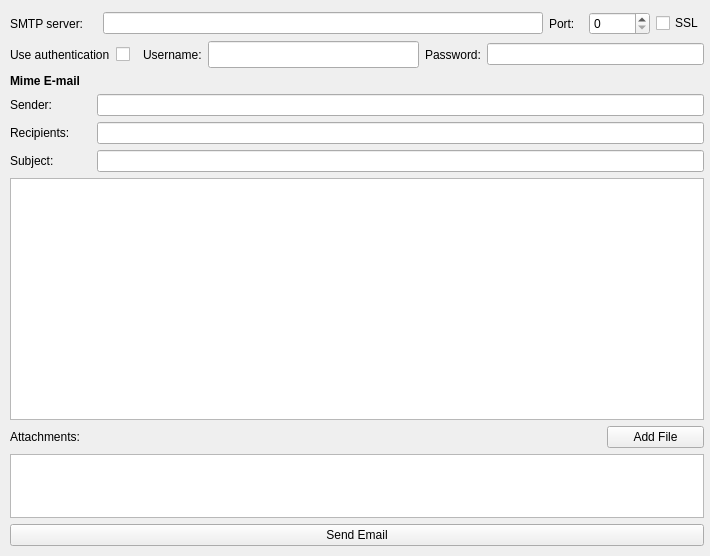
First picture: the form in qtclient/sendemail.ui, repository VedaHighPass/veda-qt-highpass-client, before the edit.
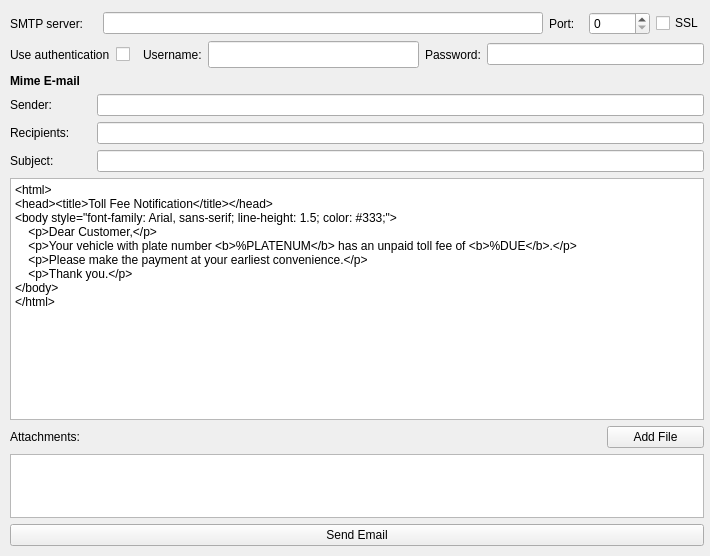
Second picture: the form after the edit.

What changed in the file:
```diff
--- a/qtclient/sendemail.ui
+++ b/qtclient/sendemail.ui
@@ -259,6 +259,25 @@
     </item>
     <item>
      <widget class="QTextEdit" name="texteditor">
+      <property name="html">
+       <string>&lt;!DOCTYPE HTML PUBLIC &quot;-//W3C//DTD HTML 4.0//EN&quot; &quot;http://www.w3.org/TR/REC-html40/strict.dtd&quot;&gt;
+&lt;html&gt;&lt;head&gt;&lt;meta name=&quot;qrichtext&quot; content=&quot;1&quot; /&gt;&lt;meta charset=&quot;utf-8&quot; /&gt;&lt;style type=&quot;text/css&quot;&gt;
+p, li { white-space: pre-wrap; }
+hr { height: 1px; border-width: 0; }
+li.unchecked::marker { content: &quot;\2610&quot;; }
+li.checked::marker { content: &quot;\2612&quot;; }
+&lt;/style&gt;&lt;/head&gt;&lt;body style=&quot; font-family:'맑은 고딕'; font-size:9pt; font-weight:400; font-style:normal;&quot;&gt;
+&lt;p style=&quot; margin-top:0px; margin-bottom:0px; margin-left:0px; margin-right:0px; -qt-block-indent:0; text-indent:0px;&quot;&gt;&amp;lt;html&amp;gt;&lt;/p&gt;
+&lt;p style=&quot; margin-top:0px; margin-bottom:0px; margin-left:0px; margin-right:0px; -qt-block-indent:0; text-indent:0px;&quot;&gt;&amp;lt;head&amp;gt;&amp;lt;title&amp;gt;Toll Fee Notification&amp;lt;/title&amp;gt;&amp;lt;/head&amp;gt;&lt;/p&gt;
+&lt;p style=&quot; margin-top:0px; margin-bottom:0px; margin-left:0px; margin-right:0px; -qt-block-indent:0; text-indent:0px;&quot;&gt;&amp;lt;body style=&amp;quot;font-family: Arial, sans-serif; line-height: 1.5; color: #333;&amp;quot;&amp;gt;&lt;/p&gt;
+&lt;p style=&quot; margin-top:0px; margin-bottom:0px; margin-left:0px; margin-right:0px; -qt-block-indent:0; text-indent:0px;&quot;&gt;    &amp;lt;p&amp;gt;Dear Customer,&amp;lt;/p&amp;gt;&lt;/p&gt;
+&lt;p style=&quot; margin-top:0px; margin-bottom:0px; margin-left:0px; margin-right:0px; -qt-block-indent:0; text-indent:0px;&quot;&gt;    &amp;lt;p&amp;gt;Your vehicle with plate number &amp;lt;b&amp;gt;%PLATENUM&amp;lt;/b&amp;gt; has an unpaid toll fee of &amp;lt;b&amp;gt;%DUE&amp;lt;/b&amp;gt;.&amp;lt;/p&amp;gt;&lt;/p&gt;
+&lt;p style=&quot; margin-top:0px; margin-bottom:0px; margin-left:0px; margin-right:0px; -qt-block-indent:0; text-indent:0px;&quot;&gt;    &amp;lt;p&amp;gt;Please make the payment at your earliest convenience.&amp;lt;/p&amp;gt;&lt;/p&gt;
+&lt;p style=&quot; margin-top:0px; margin-bottom:0px; margin-left:0px; margin-right:0px; -qt-block-indent:0; text-indent:0px;&quot;&gt;    &amp;lt;p&amp;gt;Thank you.&amp;lt;/p&amp;gt;&lt;/p&gt;
+&lt;p style=&quot; margin-top:0px; margin-bottom:0px; margin-left:0px; margin-right:0px; -qt-block-indent:0; text-indent:0px;&quot;&gt;&amp;lt;/body&amp;gt;&lt;/p&gt;
+&lt;p style=&quot; margin-top:0px; margin-bottom:0px; margin-left:0px; margin-right:0px; -qt-block-indent:0; text-indent:0px;&quot;&gt;&amp;lt;/html&amp;gt;&lt;/p&gt;
+&lt;p style=&quot;-qt-paragraph-type:empty; margin-top:0px; margin-bottom:0px; margin-left:0px; margin-right:0px; -qt-block-indent:0; text-indent:0px;&quot;&gt;&lt;br /&gt;&lt;/p&gt;&lt;/body&gt;&lt;/html&gt;</string>
+      </property>
       <property name="textInteractionFlags">
        <set>Qt::LinksAccessibleByKeyboard|Qt::LinksAccessibleByMouse|Qt::TextBrowserInteraction|Qt::TextEditable|Qt::TextEditorInteraction|Qt::TextSelectableByKeyboard|Qt::TextSelectableByMouse</set>
       </property>
```
Left out of the diff: 6 changed lines with no effect on the pictures.
